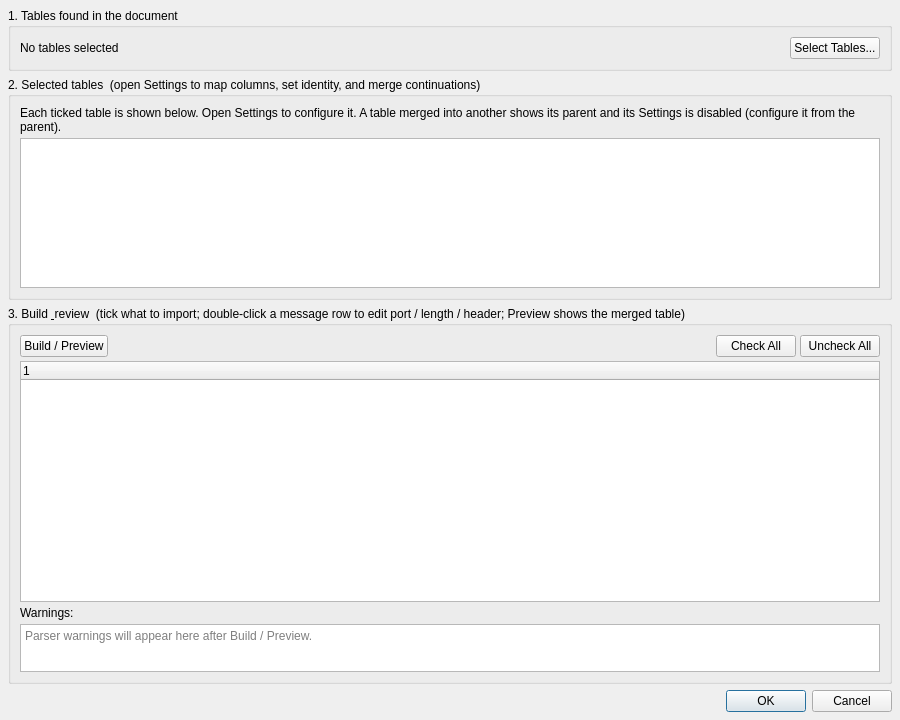
rohityaduvxnshi/pcapfile, file app_parser/forms/IcdImportDialog.ui: the form before one commit.
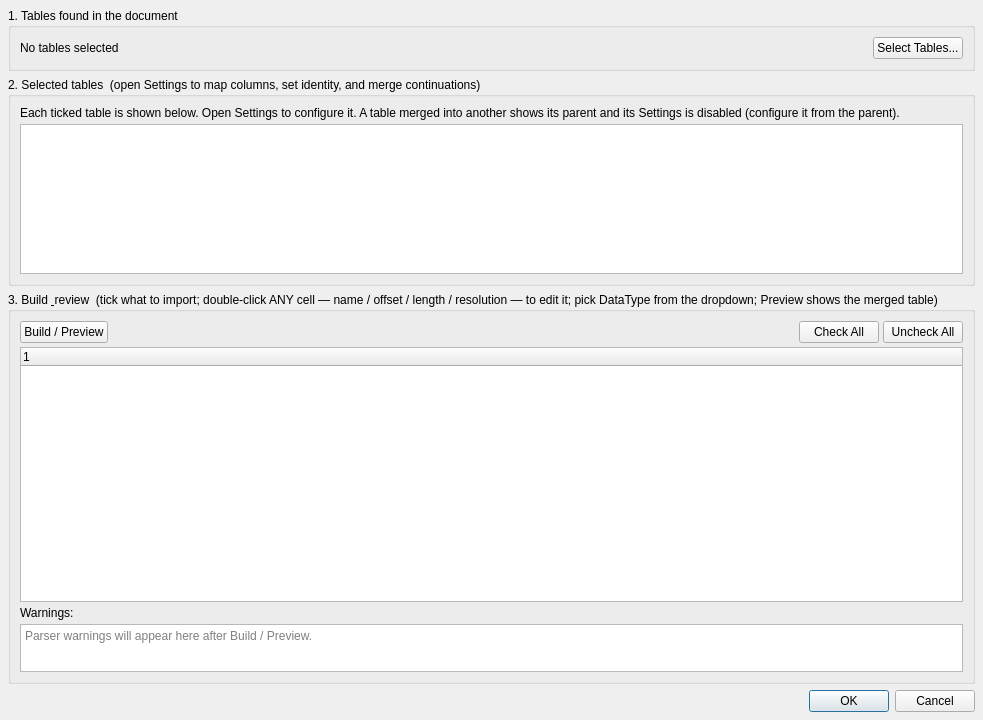
The form after the commit.

```diff
--- a/app_parser/forms/IcdImportDialog.ui
+++ b/app_parser/forms/IcdImportDialog.ui
@@ -46,7 +46,7 @@
    </item>
    <item>
     <widget class="QGroupBox" name="gBuildReview">
-     <property name="title"><string>3. Build &amp; review  (tick what to import; double-click a message row to edit port / length / header; Preview shows the merged table)</string></property>
+     <property name="title"><string>3. Build &amp; review  (tick what to import; double-click ANY cell — name / offset / length / resolution — to edit it; pick DataType from the dropdown; Preview shows the merged table)</string></property>
      <layout class="QVBoxLayout" name="lBuildReview" stretch="0,1,0,0">
       <property name="spacing"><number>4</number></property>
       <item>
```
